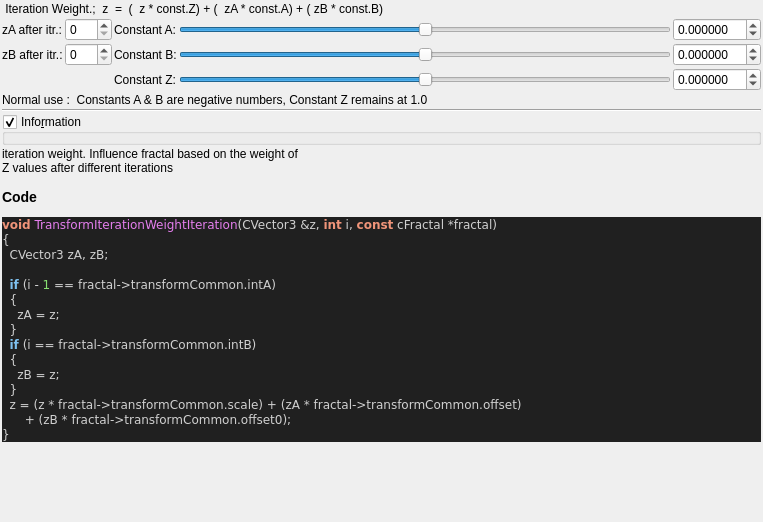
The window that mandelbulber2/qt_data/fractal_transf_iteration_weight.ui (buddhi1980/mandelbulber2) describes before a commit, drawn with Qt 5.
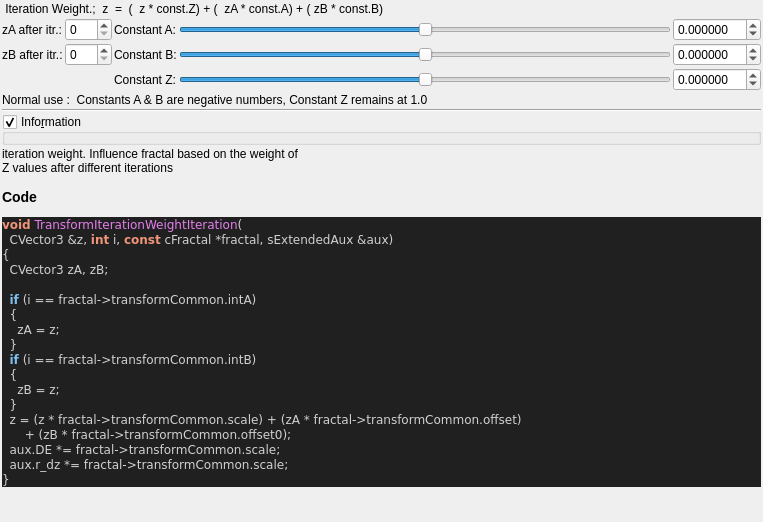
The same window after the commit. Custom widgets are drawn as their Qt base class.

Diff of the .ui file:
```diff
--- a/mandelbulber2/qt_data/fractal_transf_iteration_weight.ui
+++ b/mandelbulber2/qt_data/fractal_transf_iteration_weight.ui
@@ -311,11 +311,12 @@
 &lt;/table&gt;
 &lt;h3&gt;Code&lt;/h3&gt;
 &lt;body style=&quot;background-color:#202020&quot;&gt;
-&lt;pre style=&quot;color:#d0d0d0; background-color:#202020;  font-family:'Courier New',monospace;&quot;&gt;&lt;span style=&quot;color:#f09479; font-weight:bold&quot;&gt;void&lt;/span&gt; &lt;span style=&quot;color:#e47eed&quot;&gt;TransformIterationWeightIteration&lt;/span&gt;&lt;span style=&quot;color:#d0d0d0&quot;&gt;(&lt;/span&gt;CVector3 &lt;span style=&quot;color:#d0d0d0&quot;&gt;&amp;amp;&lt;/span&gt;z&lt;span style=&quot;color:#d0d0d0&quot;&gt;,&lt;/span&gt; &lt;span style=&quot;color:#f09479; font-weight:bold&quot;&gt;int&lt;/span&gt; i&lt;span style=&quot;color:#d0d0d0&quot;&gt;,&lt;/span&gt; &lt;span style=&quot;color:#f09479; font-weight:bold&quot;&gt;const&lt;/span&gt; cFractal &lt;span style=&quot;color:#d0d0d0&quot;&gt;*&lt;/span&gt;fractal&lt;span style=&quot;color:#d0d0d0&quot;&gt;)&lt;/span&gt;
+&lt;pre style=&quot;color:#d0d0d0; background-color:#202020;  font-family:'Courier New',monospace;&quot;&gt;&lt;span style=&quot;color:#f09479; font-weight:bold&quot;&gt;void&lt;/span&gt; &lt;span style=&quot;color:#e47eed&quot;&gt;TransformIterationWeightIteration&lt;/span&gt;&lt;span style=&quot;color:#d0d0d0&quot;&gt;(&lt;/span&gt;
+  CVector3 &lt;span style=&quot;color:#d0d0d0&quot;&gt;&amp;amp;&lt;/span&gt;z&lt;span style=&quot;color:#d0d0d0&quot;&gt;,&lt;/span&gt; &lt;span style=&quot;color:#f09479; font-weight:bold&quot;&gt;int&lt;/span&gt; i&lt;span style=&quot;color:#d0d0d0&quot;&gt;,&lt;/span&gt; &lt;span style=&quot;color:#f09479; font-weight:bold&quot;&gt;const&lt;/span&gt; cFractal &lt;span style=&quot;color:#d0d0d0&quot;&gt;*&lt;/span&gt;fractal&lt;span style=&quot;color:#d0d0d0&quot;&gt;,&lt;/span&gt; sExtendedAux &lt;span style=&quot;color:#d0d0d0&quot;&gt;&amp;amp;&lt;/span&gt;aux&lt;span style=&quot;color:#d0d0d0&quot;&gt;)&lt;/span&gt;
 &lt;span style=&quot;color:#d0d0d0&quot;&gt;{&lt;/span&gt;
   CVector3 zA&lt;span style=&quot;color:#d0d0d0&quot;&gt;,&lt;/span&gt; zB&lt;span style=&quot;color:#d0d0d0&quot;&gt;;&lt;/span&gt;
 
-  &lt;span style=&quot;color:#7ec0ee; font-weight:bold&quot;&gt;if&lt;/span&gt; &lt;span style=&quot;color:#d0d0d0&quot;&gt;(&lt;/span&gt;i &lt;span style=&quot;color:#d0d0d0&quot;&gt;-&lt;/span&gt; &lt;span style=&quot;color:#87df71&quot;&gt;1&lt;/span&gt; &lt;span style=&quot;color:#d0d0d0&quot;&gt;==&lt;/span&gt; fractal&lt;span style=&quot;color:#d0d0d0&quot;&gt;-&amp;gt;&lt;/span&gt;transformCommon&lt;span style=&quot;color:#d0d0d0&quot;&gt;.&lt;/span&gt;intA&lt;span style=&quot;color:#d0d0d0&quot;&gt;)&lt;/span&gt;
+  &lt;span style=&quot;color:#7ec0ee; font-weight:bold&quot;&gt;if&lt;/span&gt; &lt;span style=&quot;color:#d0d0d0&quot;&gt;(&lt;/span&gt;i &lt;span style=&quot;color:#d0d0d0&quot;&gt;==&lt;/span&gt; fractal&lt;span style=&quot;color:#d0d0d0&quot;&gt;-&amp;gt;&lt;/span&gt;transformCommon&lt;span style=&quot;color:#d0d0d0&quot;&gt;.&lt;/span&gt;intA&lt;span style=&quot;color:#d0d0d0&quot;&gt;)&lt;/span&gt;
   &lt;span style=&quot;color:#d0d0d0&quot;&gt;{&lt;/span&gt;
     zA &lt;span style=&quot;color:#d0d0d0&quot;&gt;=&lt;/span&gt; z&lt;span style=&quot;color:#d0d0d0&quot;&gt;;&lt;/span&gt;
   &lt;span style=&quot;color:#d0d0d0&quot;&gt;}&lt;/span&gt;
@@ -325,6 +326,8 @@
   &lt;span style=&quot;color:#d0d0d0&quot;&gt;}&lt;/span&gt;
   z &lt;span style=&quot;color:#d0d0d0&quot;&gt;= (&lt;/span&gt;z &lt;span style=&quot;color:#d0d0d0&quot;&gt;*&lt;/span&gt; fractal&lt;span style=&quot;color:#d0d0d0&quot;&gt;-&amp;gt;&lt;/span&gt;transformCommon&lt;span style=&quot;color:#d0d0d0&quot;&gt;.&lt;/span&gt;scale&lt;span style=&quot;color:#d0d0d0&quot;&gt;) + (&lt;/span&gt;zA &lt;span style=&quot;color:#d0d0d0&quot;&gt;*&lt;/span&gt; fractal&lt;span style=&quot;color:#d0d0d0&quot;&gt;-&amp;gt;&lt;/span&gt;transformCommon&lt;span style=&quot;color:#d0d0d0&quot;&gt;.&lt;/span&gt;offset&lt;span style=&quot;color:#d0d0d0&quot;&gt;)&lt;/span&gt;
       &lt;span style=&quot;color:#d0d0d0&quot;&gt;+ (&lt;/span&gt;zB &lt;span style=&quot;color:#d0d0d0&quot;&gt;*&lt;/span&gt; fractal&lt;span style=&quot;color:#d0d0d0&quot;&gt;-&amp;gt;&lt;/span&gt;transformCommon&lt;span style=&quot;color:#d0d0d0&quot;&gt;.&lt;/span&gt;offset0&lt;span style=&quot;color:#d0d0d0&quot;&gt;);&lt;/span&gt;
+  aux&lt;span style=&quot;color:#d0d0d0&quot;&gt;.&lt;/span&gt;DE &lt;span style=&quot;color:#d0d0d0&quot;&gt;*=&lt;/span&gt; fractal&lt;span style=&quot;color:#d0d0d0&quot;&gt;-&amp;gt;&lt;/span&gt;transformCommon&lt;span style=&quot;color:#d0d0d0&quot;&gt;.&lt;/span&gt;scale&lt;span style=&quot;color:#d0d0d0&quot;&gt;;&lt;/span&gt;
+  aux&lt;span style=&quot;color:#d0d0d0&quot;&gt;.&lt;/span&gt;r_dz &lt;span style=&quot;color:#d0d0d0&quot;&gt;*=&lt;/span&gt; fractal&lt;span style=&quot;color:#d0d0d0&quot;&gt;-&amp;gt;&lt;/span&gt;transformCommon&lt;span style=&quot;color:#d0d0d0&quot;&gt;.&lt;/span&gt;scale&lt;span style=&quot;color:#d0d0d0&quot;&gt;;&lt;/span&gt;
 &lt;span style=&quot;color:#d0d0d0&quot;&gt;}&lt;/span&gt;
 &lt;/pre&gt;
 &lt;/body&gt;</string>
```
Lines whose indentation alone changed are shown as unchanged.
